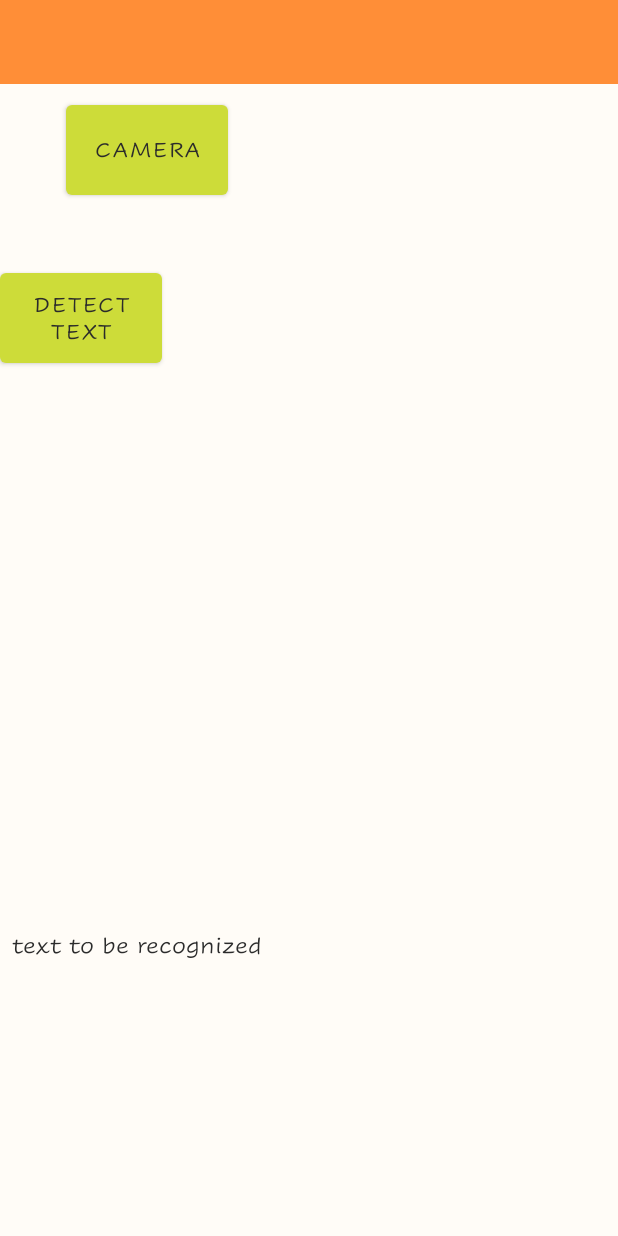
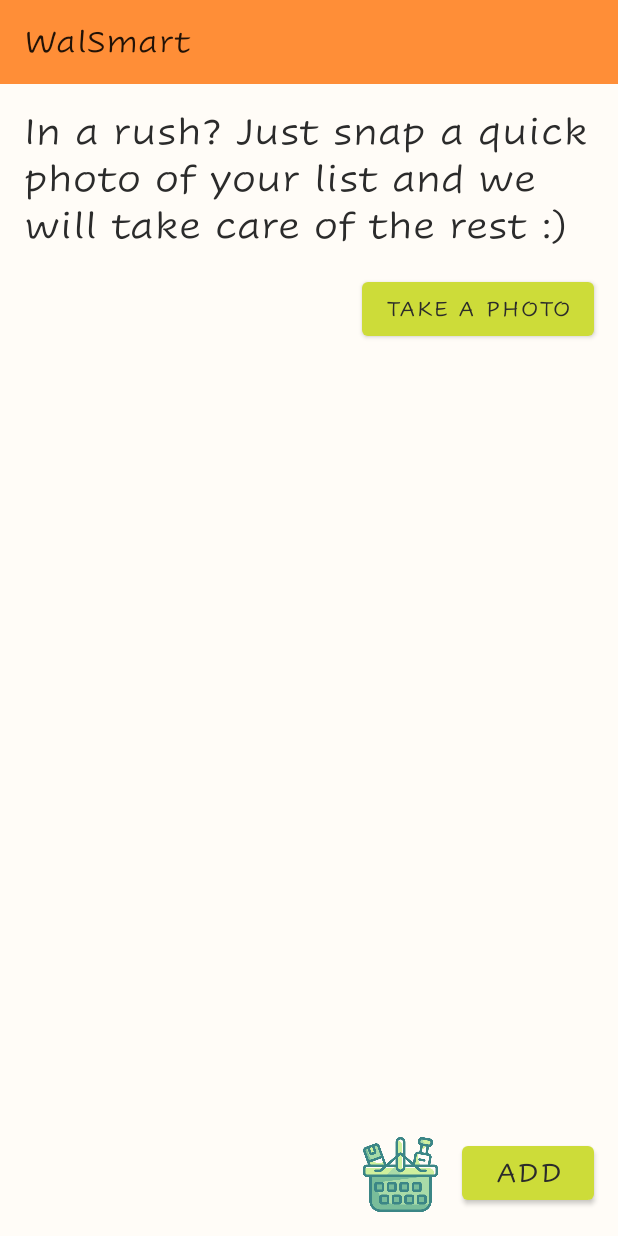
Before and after one commit to MateuszJaksa/mobilki, an Android app: the screen it shows after launch once a user with an empty profile is signed in (HandwrittenListActivity), after a tap on "HANDWRITTEN LIST", on a phone screen of 412 x 824 dp. Run offline under Robolectric (Android 15) with nearby library versions, the phone set to English and light mode, and no system bars; our stand-ins replace Firebase (no records; nobody signed in at launch, a user with empty details on screens opened directly).

Commit message:
viewRecycler in HandwrittenListActivity and fixed adding the same products to basket

```diff
--- a/WalSmart/app/src/main/java/com/example/walsmart/BasketActivity.java
+++ b/WalSmart/app/src/main/java/com/example/walsmart/BasketActivity.java
@@ -20,6 +20,7 @@ import android.widget.TextView;
 import com.example.walsmart.Models.Basket;
 import com.example.walsmart.Models.Product;
 import com.example.walsmart.Models.ProductRecord;
+import com.example.walsmart.Models.Stock;
 import com.example.walsmart.Order.MyOrdersActivity;
 import com.example.walsmart.Order.OrderActivity;
 import com.example.walsmart.Order.OrderDate;
@@ -72,7 +73,7 @@ public class BasketActivity extends AppCompatActivity {
         products.setItemAnimator(new DefaultItemAnimator());
         products.addItemDecoration(new DividerItemDecoration(getApplicationContext(), DividerItemDecoration.VERTICAL));
         loadBasket();
-
+        getStock();
         checkout_btn.setOnClickListener(v -> {
             Intent intent = new Intent(getApplicationContext(), OrderDate.class);
             startActivity(intent);
@@ -142,4 +143,24 @@ public class BasketActivity extends AppCompatActivity {
             products.setAdapter(itemsAdapter);
         }
     }
+    private void getStock() {
+        Stock.clear();
+        DatabaseReference mDatabase = FirebaseDatabase.getInstance().getReference();
+        Query query = mDatabase.child("products").orderByKey();
+        ValueEventListener queryValueListener = new ValueEventListener() {
+            @Override
+            public void onDataChange(DataSnapshot dataSnapshot) {
+                Iterable<DataSnapshot> snapshotIterator = dataSnapshot.getChildren();
+                for (DataSnapshot next : snapshotIterator) {
+                    Stock.add(next.getValue(Product.class));
+                }
+            }
+
+            @Override
+            public void onCancelled(DatabaseError databaseError) {
+
+            }
+        };
+        query.addListenerForSingleValueEvent(queryValueListener);
+    }
 }
--- a/WalSmart/app/src/main/java/com/example/walsmart/HandwrittenListActivity.java
+++ b/WalSmart/app/src/main/java/com/example/walsmart/HandwrittenListActivity.java
@@ -3,22 +3,33 @@ package com.example.walsmart;
 import androidx.annotation.NonNull;
 import androidx.annotation.Nullable;
 import androidx.appcompat.app.AppCompatActivity;
+import androidx.appcompat.widget.Toolbar;
 import androidx.core.app.ActivityCompat;
 import androidx.core.content.ContextCompat;
+import androidx.recyclerview.widget.DefaultItemAnimator;
+import androidx.recyclerview.widget.DividerItemDecoration;
+import androidx.recyclerview.widget.LinearLayoutManager;
+import androidx.recyclerview.widget.RecyclerView;
 
 import android.Manifest;
+import android.annotation.SuppressLint;
+import android.app.AlertDialog;
 import android.content.Intent;
 import android.content.pm.PackageManager;
 import android.graphics.Bitmap;
+import android.graphics.Color;
 import android.os.Bundle;
 import android.provider.MediaStore;
 import android.util.Log;
-import android.view.View;
 import android.widget.Button;
-import android.widget.ImageView;
 import android.widget.TextView;
 import android.widget.Toast;
 
+import com.example.walsmart.Models.Basket;
+import com.example.walsmart.Models.Product;
+import com.example.walsmart.Models.ProductRecord;
+import com.example.walsmart.Models.Stock;
+import com.example.walsmart.ProductSet.ProductInSetAdapter;
 import com.google.android.gms.tasks.OnFailureListener;
 import com.google.android.gms.tasks.OnSuccessListener;
 import com.google.firebase.ml.vision.FirebaseVision;
@@ -26,57 +37,46 @@ import com.google.firebase.ml.vision.common.FirebaseVisionImage;
 import com.google.firebase.ml.vision.text.FirebaseVisionText;
 import com.google.firebase.ml.vision.text.FirebaseVisionTextRecognizer;
 
+import java.util.ArrayList;
+
 public class HandwrittenListActivity extends AppCompatActivity {
     public static final int CAMERA_PERMISSION_CODE = 800;
     public static final int CAMERA_REQUEST_CODE = 801;
-    ImageView mImageView;
-    Button cameraBtn;
-    Button detectBtn;
-    Bitmap imageBitmap;
-    TextView textView;
+    Button cameraBtn, addBtn;
+    Bitmap handwrittenList;
+    public static RecyclerView products;
+    private static ArrayList<ProductRecord> download_products = new ArrayList<>();
+    private final ProductInSetAdapter itemsAdapter = new ProductInSetAdapter(R.layout.product_set_design, download_products);
 
     @Override
     protected void onCreate(Bundle savedInstanceState) {
         super.onCreate(savedInstanceState);
         setContentView(R.layout.activity_handwritten_list);
+        Toolbar myToolbar = findViewById(R.id.toolbar);
+        setSupportActionBar(myToolbar);
 
-        mImageView = findViewById(R.id.mImageView);
         cameraBtn = findViewById(R.id.cameraButton);
-        detectBtn = findViewById(R.id.detectButton);
-        textView = findViewById(R.id.textView);
-
         cameraBtn.setOnClickListener(view -> {
-            //openCamera();
             askPermission();
         });
-        detectBtn.setOnClickListener(view -> detectImg());
 
-    }
-
-    private void detectImg() {
-        Log.d("Debug", "Msg: recognized image bitmap " + imageBitmap);
-        FirebaseVisionImage image = FirebaseVisionImage.fromBitmap(imageBitmap);
-        Log.d("Debug", "Msg: recognized image " + image);
-        FirebaseVisionTextRecognizer textRecognizer =
-                FirebaseVision.getInstance().getOnDeviceTextRecognizer();
-        Log.d("Debug", "Msg: recognized textRecognizer " + textRecognizer);
-        textRecognizer.processImage(image).addOnSuccessListener(new OnSuccessListener<FirebaseVisionText>() {
-            @Override
-            public void onSuccess(FirebaseVisionText firebaseVisionText) {
-                //processTxt(firebaseVisionText);
-                Log.d("Debug", "Msg: recognized vision text " + firebaseVisionText);
-                Log.d("Debug", "Msg: recognized text " + firebaseVisionText.getText());
-                textView.setText(firebaseVisionText.getText());
+        addBtn = findViewById(R.id.add_btn);
+        addBtn.setOnClickListener(view -> {
+            for (ProductRecord p : download_products) {
+                boolean isInBasket = false;
+                for (ProductRecord inBasket : Basket.getProducts()) {
+                    if (p.getProduct().getName().equals(inBasket.getProduct().getName())) {
+                        inBasket.setAmount(inBasket.getAmount() + p.getAmount());
+                        isInBasket = true;
+                    }
+                }
+                if (!isInBasket) {
+                    Basket.addProductRecord(p);
+                }
             }
-        }).addOnFailureListener(new OnFailureListener() {
-            @Override
-            public void onFailure(@NonNull Exception e) {
-                Log.d("Debug", "Msg: failure ");
-
-            }
+            Intent intent = new Intent(getApplicationContext(), BasketActivity.class);
+            startActivity(intent);
         });
-
-
     }
 
     private void askPermission() {
@@ -96,8 +96,74 @@ public class HandwrittenListActivity extends AppCompatActivity {
     protected void onActivityResult(int requestCode, int resultCode, @Nullable Intent data) {
         super.onActivityResult(requestCode, resultCode, data);
         if (requestCode == CAMERA_REQUEST_CODE) {
-            imageBitmap = (Bitmap) data.getExtras().get("data");
-            mImageView.setImageBitmap(imageBitmap);
+            handwrittenList = (Bitmap) data.getExtras().get("data");
+            detectImg();
+        }
+    }
+
+    private void detectImg() {
+        FirebaseVisionImage image = FirebaseVisionImage.fromBitmap(handwrittenList);
+        FirebaseVisionTextRecognizer textRecognizer =
+                FirebaseVision.getInstance().getOnDeviceTextRecognizer();
+        textRecognizer.processImage(image).addOnSuccessListener(new OnSuccessListener<FirebaseVisionText>() {
+            @Override
+            public void onSuccess(FirebaseVisionText firebaseVisionText) {
+                processText(firebaseVisionText);
+            }
+        }).addOnFailureListener(new OnFailureListener() {
+            @Override
+            public void onFailure(@NonNull Exception e) {
+                Log.d("Debug", "Msg: failure ");
+            }
+        });
+    }
+
+    @SuppressLint("SetTextI18n")
+    private void processText(FirebaseVisionText firebaseVisionText) {
+        // names of products from the picture
+        ArrayList<String> names = new ArrayList<>();
+        for (FirebaseVisionText.TextBlock tb : firebaseVisionText.getTextBlocks()) {
+            tb.getText();
+            for (FirebaseVisionText.Line l : tb.getLines()) {
+                names.add(l.getText());
+            }
+        }
+        // find those products in Stock
+        download_products.clear();
+        StringBuilder notFoundProducts = new StringBuilder();
+        boolean isFound;
+        for (String n : names) {
+            isFound = false;
+            for (Product p : Stock.getProducts()) {
+                Log.d("Debug", "Msg: ." + p.getName() + ". = ." + n + ".");
+                if (p.getName().toLowerCase().equals(n.toLowerCase())) {
+                    ProductRecord pr = new ProductRecord(p, 1);
+                    download_products.add(pr);
+                    isFound = true;
+                }
+            }
+            if (!isFound) {
+                notFoundProducts.append(n).append('\n');
+            }
+        }
+        products = findViewById(R.id.set_products);
+        products.setLayoutManager(new LinearLayoutManager(getApplicationContext()));
+        products.setItemAnimator(new DefaultItemAnimator());
+        products.addItemDecoration(new DividerItemDecoration(getApplicationContext(), DividerItemDecoration.VERTICAL));
+        products.setAdapter(itemsAdapter);
+
+        // not found products
+        if (!notFoundProducts.toString().isEmpty()) {
+            AlertDialog.Builder builder = new AlertDialog.Builder(this)
+                    .setTitle("Sorry! We couldn't find these products:")
+                    .setMessage(notFoundProducts.toString())
+                    .setPositiveButton(android.R.string.ok, null)
+                    .setIcon(R.drawable.clover); // change!!!!!!!!!!!!!!!!!!!!!!!!!!
+            AlertDialog dialog = builder.create();
+            dialog.setOnShowListener(arg0 -> {
+                dialog.getButton(AlertDialog.BUTTON_NEGATIVE).setTextColor(Color.parseColor("#C6FF6F00"));
+            });
+            dialog.show();
         }
     }
 
--- a/WalSmart/app/src/main/java/com/example/walsmart/PopUpProductAmount.java
+++ b/WalSmart/app/src/main/java/com/example/walsmart/PopUpProductAmount.java
@@ -65,7 +65,16 @@ public class PopUpProductAmount {
             int amount = Integer.parseInt(productAmount.getText().toString());
             if (destination.equals("Basket")) {
                 ProductRecord pr = new ProductRecord(productToAdd, amount);
-                Basket.addProductRecord(pr);
+                boolean isInBasket = false;
+                for (ProductRecord inBasket : Basket.getProducts()) {
+                    if (pr.getProduct().getName().equals(inBasket.getProduct().getName())) {
+                        inBasket.setAmount(inBasket.getAmount() + pr.getAmount());
+                        isInBasket = true;
+                    }
+                }
+                if (!isInBasket) {
+                    Basket.addProductRecord(pr);
+                }
             } else if (destination.equals("Product Set")) {
                 for (int i = 0; i < amount; i++) {
                     staticProductList.add(productToAdd);
--- a/WalSmart/app/src/main/java/com/example/walsmart/ProductSet/EditSet.java
+++ b/WalSmart/app/src/main/java/com/example/walsmart/ProductSet/EditSet.java
@@ -68,7 +68,16 @@ public class EditSet extends AppCompatActivity {
         Button addAndReturnToBasket = findViewById(R.id.add_btn_sets);
         addAndReturnToBasket.setOnClickListener(v -> {
             for (ProductRecord p : download_products) {
-                Basket.addProductRecord(p);
+                boolean isInBasket = false;
+                for (ProductRecord inBasket : Basket.getProducts()) {
+                    if (p.getProduct().getName().equals(inBasket.getProduct().getName())) {
+                        inBasket.setAmount(inBasket.getAmount() + p.getAmount());
+                        isInBasket = true;
+                    }
+                }
+                if (!isInBasket) {
+                    Basket.addProductRecord(p);
+                }
             }
             Intent intent = new Intent(getApplicationContext(), BasketActivity.class);
             startActivity(intent);
--- a/WalSmart/app/src/main/java/com/example/walsmart/ProductSet/ProductSetActivity.java
+++ b/WalSmart/app/src/main/java/com/example/walsmart/ProductSet/ProductSetActivity.java
@@ -132,7 +132,6 @@ public class ProductSetActivity extends AppCompatActivity {
     }
 
     private void getCustomSetsFromDatabase(String set_type) {
-        getStock();
         download_my_sets.clear();
         DatabaseReference mDatabase = FirebaseDatabase.getInstance().getReference();
         FirebaseAuth firebase_auth = FirebaseAuth.getInstance();
@@ -162,24 +161,5 @@ public class ProductSetActivity extends AppCompatActivity {
         query.addListenerForSingleValueEvent(queryValueListener);
     }
 
-    private void getStock() {
-        Stock.clear();
-        DatabaseReference mDatabase = FirebaseDatabase.getInstance().getReference();
-        Query query = mDatabase.child("products").orderByKey();
-        ValueEventListener queryValueListener = new ValueEventListener() {
-            @Override
-            public void onDataChange(DataSnapshot dataSnapshot) {
-                Iterable<DataSnapshot> snapshotIterator = dataSnapshot.getChildren();
-                for (DataSnapshot next : snapshotIterator) {
-                    Stock.add(next.getValue(Product.class));
-                }
-            }
 
-            @Override
-            public void onCancelled(DatabaseError databaseError) {
-
-            }
-        };
-        query.addListenerForSingleValueEvent(queryValueListener);
-    }
 }
--- a/WalSmart/app/src/main/res/layout/activity_handwritten_list.xml
+++ b/WalSmart/app/src/main/res/layout/activity_handwritten_list.xml
@@ -11,47 +11,53 @@
         android:layout_width="match_parent"
         android:layout_height="?attr/actionBarSize"
         android:background="@color/toolbar_color" />
+    <TextView
+        android:id="@+id/instruction"
+        android:layout_height="wrap_content"
+        android:layout_width="wrap_content"
+        android:layout_margin="@dimen/fab_margin"
+        android:layout_below="@+id/toolbar"
+        android:text="In a rush? Just snap a quick photo of your list and we will take care of the rest :)"
+        android:textSize="24sp"/>
     <Button
         android:id="@+id/cameraButton"
-        android:layout_width="108dp"
-        android:layout_height="72dp"
-        android:layout_below="@+id/toolbar"
-        android:layout_marginBottom="32dp"
-        android:layout_marginStart="44dp"
-        android:text="Camera"
-        android:layout_marginTop="8dp"
+        android:layout_width="wrap_content"
+        android:layout_height="wrap_content"
+        android:layout_alignParentEnd="true"
+        android:layout_marginHorizontal="@dimen/fab_margin"
+        android:layout_below="@+id/instruction"
+        android:text="Take a photo"
         />
 
-    <Button
-        android:id="@+id/detectButton"
-        android:layout_width="108dp"
+    <androidx.recyclerview.widget.RecyclerView
+        android:id="@+id/set_products"
+        android:layout_width="match_parent"
+        android:layout_height="match_parent"
+        android:layout_above="@+id/add_to_basket"
         android:layout_below="@+id/cameraButton"
-        android:layout_height="72dp"
-        android:layout_marginBottom="41dp"
-        android:layout_marginEnd="44dp"
-        android:text="Detect text"
-        android:layout_marginTop="8dp"
-        />
+        android:layout_marginTop="@dimen/fab_margin"
+        android:layout_marginBottom="@dimen/fab_margin" />
 
-    <ImageView
-        android:id="@+id/mImageView"
-        android:layout_width="300dp"
-        android:layout_height="300dp"
-        android:layout_below="@+id/detectButton"
-        android:layout_marginEnd="8dp"
-        android:layout_marginStart="8dp"
-        android:layout_marginTop="8dp"
-        android:scaleType="fitXY"
-        />
+    <LinearLayout
+        android:id="@+id/add_to_basket"
+        android:layout_width="wrap_content"
+        android:layout_height="wrap_content"
+        android:layout_alignParentEnd="true"
+        android:layout_alignParentBottom="true"
+        android:orientation="horizontal">
 
-    <TextView
-        android:id="@+id/textView"
-        android:layout_below="@+id/mImageView"
-        android:layout_width="match_parent"
-        android:layout_height="wrap_content"
-        android:layout_marginEnd="8dp"
-        android:layout_marginStart="8dp"
-        android:text="text to be recognized"
-        android:layout_marginTop="24dp"
-        />
+        <ImageView
+            android:layout_width="50dp"
+            android:layout_height="50dp"
+            android:layout_marginVertical="@dimen/fab_margin"
+            android:src="@drawable/basket" />
+
+        <Button
+            android:id="@+id/add_btn"
+            android:layout_width="wrap_content"
+            android:layout_height="wrap_content"
+            android:layout_margin="@dimen/fab_margin"
+            android:text="@string/add_to_basket"
+            android:textSize="@dimen/btn_text" />
+    </LinearLayout>
 </RelativeLayout>
```
